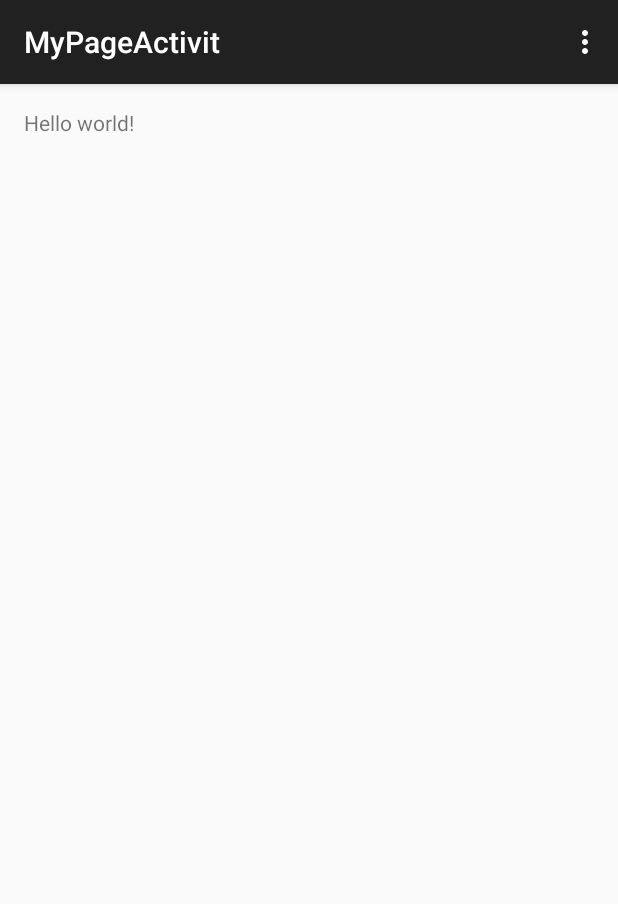
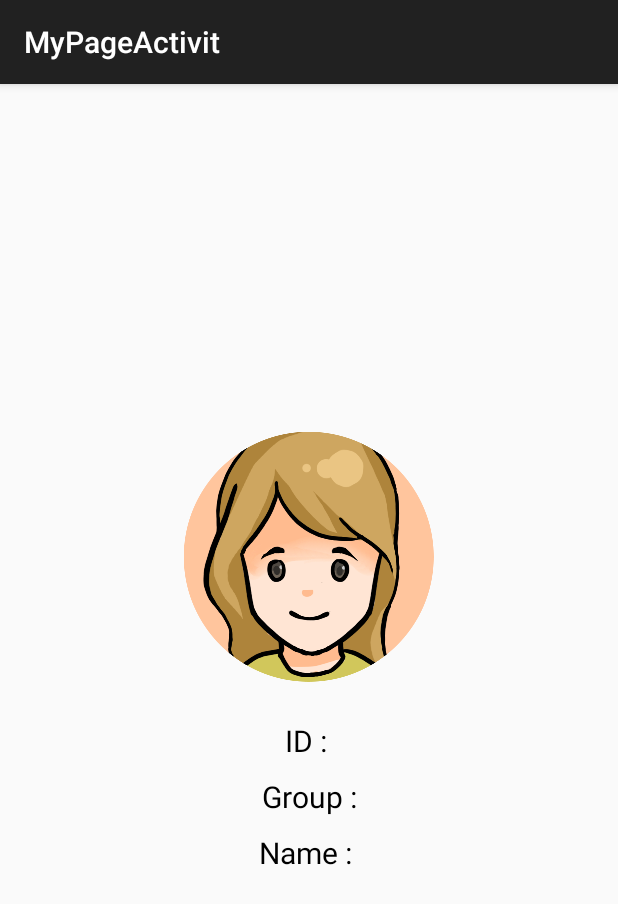
Before and after one commit to LumihanaStudio/familing, an Android app: the MyPageActivity screen opened directly, with no data from a screen before it, on a phone screen of 412 x 824 dp. Shown: the top 904 px of the screen. Run offline under Robolectric (Android 15) with nearby library versions, the phone set to English and light mode, and no system bars.

Commit message:
Complete My-Page

```diff
--- a/app/src/main/java/kr/vortex/familing/LoginActivity.java
+++ b/app/src/main/java/kr/vortex/familing/LoginActivity.java
@@ -89,6 +89,8 @@ public class LoginActivity extends ActionBarActivity implements View.OnClickList
                         FamilingConnector.saveApiKey(getApplicationContext(), user.token);
                         editor.putString("username", user.name);
                         editor.putString("photo", user.photo);
+                        editor.putString("groupname", user.group.name);
+                        editor.putString("id", id.getText().toString());
                         editor.commit();
                         Toast.makeText(getApplicationContext(), "정상적으로 로그인되었습니다", Toast.LENGTH_SHORT).show();
                         startActivity(new Intent(getApplicationContext(), MainActivity.class));
--- a/app/src/main/java/kr/vortex/familing/MainActivity.java
+++ b/app/src/main/java/kr/vortex/familing/MainActivity.java
@@ -83,8 +83,7 @@ public class MainActivity extends ActionBarActivity implements View.OnClickListe
 
     public void setDrawerListview() {
         drawerListData = new ArrayList<>();
-        drawerListData.add(new DrawerListData(getApplicationContext(), R.drawable.abc_btn_check_to_on_mtrl_000, "마이페이지"));
-        drawerListData.add(new DrawerListData(getApplicationContext(), R.drawable.abc_btn_check_to_on_mtrl_000, "마이페이지"));
+        drawerListData.add(new DrawerListData(getApplicationContext(), R.drawable.abc_btn_check_to_on_mtrl_000, "가족"));
         drawerListData.add(new DrawerListData(getApplicationContext(), R.drawable.abc_btn_check_to_on_mtrl_000, "마이페이지"));
         drawerListData.add(new DrawerListData(getApplicationContext(), R.drawable.abc_btn_check_to_on_mtrl_000, "환경설정"));
         DrawerAdapter drawerAdapter = new DrawerAdapter(getApplicationContext(), drawerListData);
@@ -93,7 +92,10 @@ public class MainActivity extends ActionBarActivity implements View.OnClickListe
             @Override
             public void onItemClick(AdapterView<?> parent, View view, int position, long id) {
                 switch (position) {
-                    case 3:
+                    case 1:
+                        startActivity(new Intent(getApplicationContext(), MyPageActivity.class));
+                        break;
+                    case 2:
                         startActivity(new Intent(getApplicationContext(), SettingsActivity.class));
                 }
             }
--- a/app/src/main/java/kr/vortex/familing/MyPageActivity.java
+++ b/app/src/main/java/kr/vortex/familing/MyPageActivity.java
@@ -1,38 +1,34 @@
 package kr.vortex.familing;
 
+import android.content.SharedPreferences;
 import android.support.v7.app.ActionBarActivity;
 import android.os.Bundle;
 import android.view.Menu;
 import android.view.MenuItem;
+import android.widget.TextView;
 
 
 public class MyPageActivity extends ActionBarActivity {
 
+    TextView id, group, name, work;
+
+    SharedPreferences sharedPreferences;
+    SharedPreferences.Editor editor;
     @Override
     protected void onCreate(Bundle savedInstanceState) {
         super.onCreate(savedInstanceState);
         setContentView(R.layout.activity_my_page);
+        setDefault();
     }
 
-    @Override
-    public boolean onCreateOptionsMenu(Menu menu) {
-        // Inflate the menu; this adds items to the action bar if it is present.
-        getMenuInflater().inflate(R.menu.menu_my_page, menu);
-        return true;
-    }
+    public void setDefault() {
+        sharedPreferences = getSharedPreferences("familing", 0);
+        id = (TextView) findViewById(R.id.mypage_id);
+        group = (TextView) findViewById(R.id.mypage_group);
+        name  = (TextView)findViewById(R.id.mypage_name);
+        id.setText("ID : "+sharedPreferences.getString("id", ""));
+        group.setText("Group :"+sharedPreferences.getString("groupname", ""));
+        name.setText("Name : "+sharedPreferences.getString("username", ""));
 
-    @Override
-    public boolean onOptionsItemSelected(MenuItem item) {
-        // Handle action bar item clicks here. The action bar will
-        // automatically handle clicks on the Home/Up button, so long
-        // as you specify a parent activity in AndroidManifest.xml.
-        int id = item.getItemId();
-
-        //noinspection SimplifiableIfStatement
-        if (id == R.id.action_settings) {
-            return true;
-        }
-
-        return super.onOptionsItemSelected(item);
     }
 }
--- a/app/src/main/java/kr/vortex/familing/utils/Group.java
+++ b/app/src/main/java/kr/vortex/familing/utils/Group.java
@@ -6,8 +6,8 @@ import java.util.List;
  * Created by kotohana-laptop on 15. 7. 20.
  */
 public class Group {
-    int id;
-    String name;
-    String inviteCode;
-    List<User> users;
+    public int id;
+    public String name;
+    public String inviteCode;
+    public List<User> users;
 }
--- a/app/src/main/res/layout/activity_my_page.xml
+++ b/app/src/main/res/layout/activity_my_page.xml
@@ -5,8 +5,48 @@
     android:paddingTop="@dimen/activity_vertical_margin"
     android:paddingBottom="@dimen/activity_vertical_margin"
     tools:context="kr.vortex.familing.MyPageActivity">
-
-    <TextView android:text="@string/hello_world" android:layout_width="wrap_content"
+<LinearLayout
+    android:layout_centerInParent="true"
+    android:orientation="vertical"
+    android:layout_width="wrap_content"
+    android:layout_height="wrap_content">
+    <ImageView
+        android:src="@drawable/ic_mother"
+        android:layout_width="match_parent"
         android:layout_height="wrap_content" />
+    <LinearLayout
+        android:layout_marginTop="25dp"
+        android:orientation="vertical"
+        android:layout_width="match_parent"
+        android:layout_height="match_parent">
+        <TextView
+            android:id="@+id/mypage_id"
+            android:layout_marginBottom="10dp"
+            android:textColor="#000"
+            android:textSize="20dp"
+            android:text="ID: iamyourmother"
+            android:gravity="center"
+            android:layout_width="match_parent"
+            android:layout_height="wrap_content" />
+        <TextView
+            android:id="@+id/mypage_group"
+            android:layout_marginBottom="10dp"
+            android:textColor="#000"
+            android:textSize="20dp"
+            android:text="ID: iamyourmother"
+            android:gravity="center"
+            android:layout_width="match_parent"
+            android:layout_height="wrap_content" />
+        <TextView
+            android:id="@+id/mypage_name"
+            android:layout_marginBottom="10dp"
+            android:textColor="#000"
+            android:textSize="20dp"
+            android:text="ID: iamyourmother"
+            android:gravity="center"
+            android:layout_width="match_parent"
+            android:layout_height="wrap_content" />
+    </LinearLayout>
+</LinearLayout>
 
 </RelativeLayout>
```
